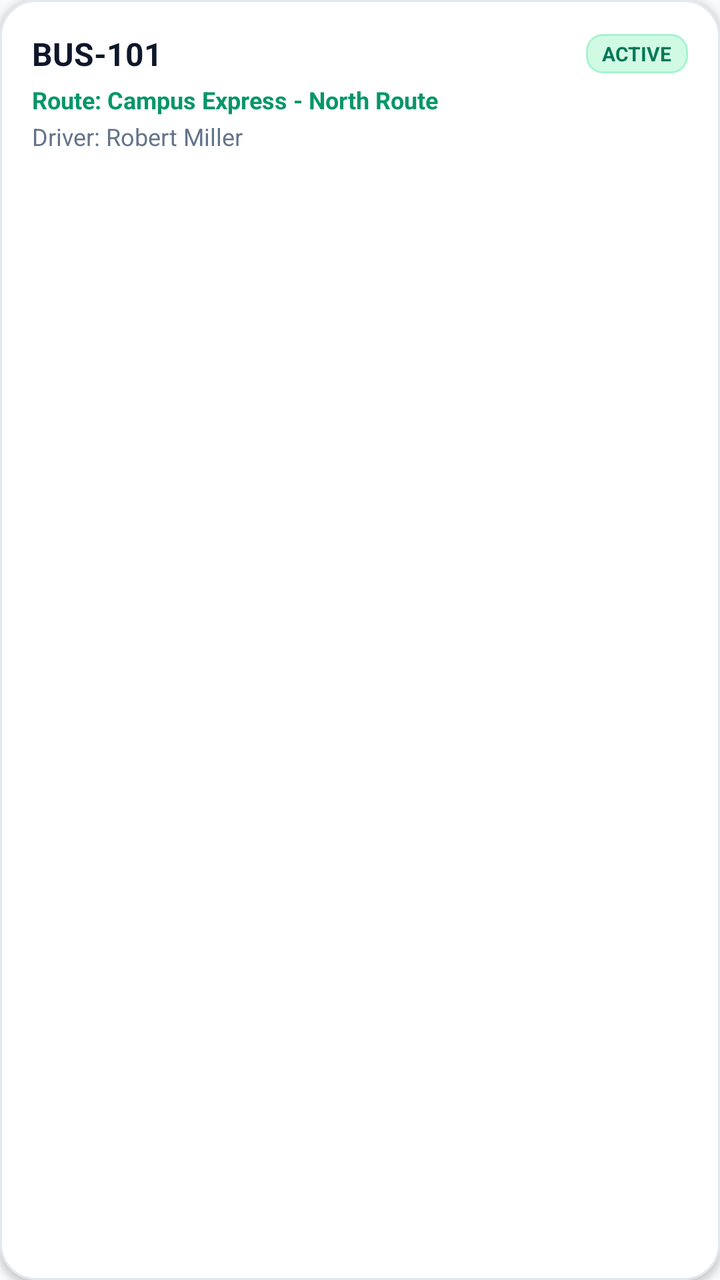
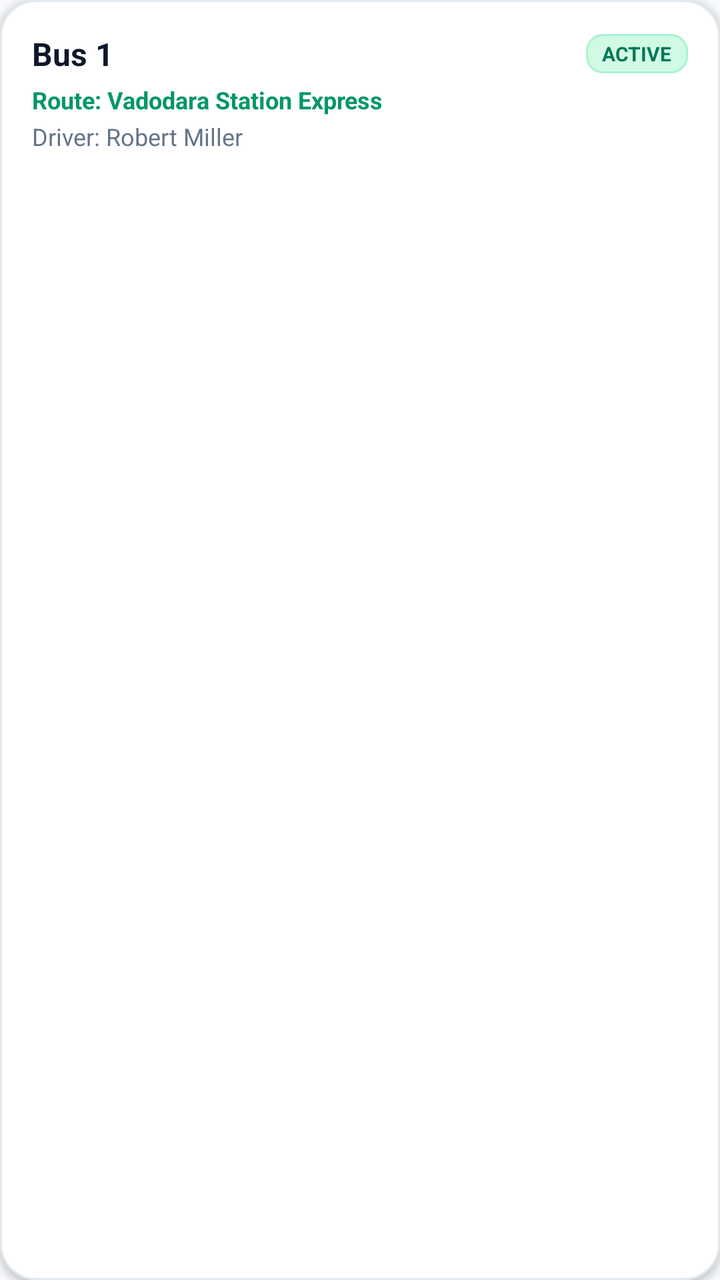

Two renders of the same Android screen: before a commit and after it. Below are the layout's source before the change and the commit's diff.
<!-- AndroidManifest.xml: application theme Theme.UniTrack -->
<!-- res/layout/item_bus.xml -->
<?xml version="1.0" encoding="utf-8"?>
<com.google.android.material.card.MaterialCardView xmlns:android="http://schemas.android.com/apk/res/android"
    xmlns:app="http://schemas.android.com/apk/res-auto"
    style="@style/Widget.UniTrack.Card"
    android:layout_width="match_parent"
    android:layout_height="wrap_content"
    android:layout_marginBottom="12dp"
    android:clickable="true"
    android:focusable="true"
    app:cardCornerRadius="18dp">

    <LinearLayout
        android:layout_width="match_parent"
        android:layout_height="wrap_content"
        android:orientation="vertical"
        android:padding="16dp">

        <LinearLayout
            android:layout_width="match_parent"
            android:layout_height="wrap_content"
            android:gravity="center_vertical"
            android:orientation="horizontal">

            <TextView
                android:id="@+id/tvBusCardNumber"
                android:layout_width="0dp"
                android:layout_height="wrap_content"
                android:layout_weight="1"
                android:text="BUS-101"
                android:textColor="@color/text_primary"
                android:textSize="16sp"
                android:textStyle="bold" />

            <TextView
                android:id="@+id/tvBusCardStatus"
                android:layout_width="wrap_content"
                android:layout_height="wrap_content"
                android:background="@drawable/bg_badge_emerald"
                android:paddingStart="8dp"
                android:paddingTop="3dp"
                android:paddingEnd="8dp"
                android:paddingBottom="3dp"
                android:text="ACTIVE"
                android:textColor="@color/primary_dark"
                android:textSize="10sp"
                android:textStyle="bold" />
        </LinearLayout>

        <TextView
            android:id="@+id/tvBusCardRoute"
            android:layout_width="match_parent"
            android:layout_height="wrap_content"
            android:layout_marginTop="4dp"
            android:text="Route: Campus Express - North Route"
            android:textColor="@color/primary"
            android:textSize="12sp"
            android:textStyle="bold" />

        <TextView
            android:id="@+id/tvBusCardDriver"
            android:layout_width="match_parent"
            android:layout_height="wrap_content"
            android:layout_marginTop="2dp"
            android:text="Driver: Robert Miller"
            android:textColor="@color/text_secondary"
            android:textSize="12sp" />

    </LinearLayout>
</com.google.android.material.card.MaterialCardView>
<!-- resources referenced by this layout -->
<resources>
  <color name="primary">#059669</color>
  <color name="primary_dark">#047857</color>
  <color name="text_primary">#0F172A</color>
  <color name="text_secondary">#64748B</color>
  <!-- drawable bg_badge_emerald (drawable) -->
  <?xml version="1.0" encoding="utf-8"?>
  <shape xmlns:android="http://schemas.android.com/apk/res/android"
      android:shape="rectangle">
      <corners android:radius="8dp" />
      <solid android:color="#D1FAE5" />
      <stroke android:width="1dp" android:color="#A7F3D0" />
  </shape>
  <style name="Widget.UniTrack.Card" parent="Widget.MaterialComponents.CardView">
          <item name="cardCornerRadius">20dp</item>
          <item name="cardElevation">2dp</item>
          <item name="cardBackgroundColor">@color/card_background</item>
          <item name="strokeColor">@color/border</item>
          <item name="strokeWidth">1dp</item>
      </style>
  <style name="Theme.UniTrack" parent="Theme.MaterialComponents.DayNight.NoActionBar">
          
          <item name="colorPrimary">@color/primary</item>
          <item name="colorPrimaryVariant">@color/primary_dark</item>
          <item name="colorOnPrimary">@color/pure_white</item>
          
          <item name="colorSecondary">@color/secondary</item>
          <item name="colorSecondaryVariant">@color/secondary_light</item>
          <item name="colorOnSecondary">@color/pure_white</item>
          
          <item name="android:statusBarColor">@color/surface</item>
          <item name="android:windowLightStatusBar">true</item>
          <item name="android:windowBackground">@color/background</item>
          <item name="colorSurface">@color/surface</item>
          <item name="colorOnSurface">@color/text_primary</item>
  
          
          <item name="android:textColor">@color/text_primary</item>
          <item name="android:textColorPrimary">@color/text_primary</item>
          <item name="android:textColorSecondary">@color/text_secondary</item>
          <item name="android:textColorHint">@color/input_hint</item>
          <item name="android:editTextColor">@color/input_text</item>
  
          
          <item name="textInputStyle">@style/Widget.UniTrack.TextInputLayout</item>
          <item name="editTextStyle">@style/Widget.UniTrack.EditText</item>
      </style>
  <color name="card_background">#FFFFFF</color>
  <color name="border">#E2E8F0</color>
  <color name="pure_white">#FFFFFF</color>
  <color name="secondary">#0F172A</color>
  <color name="secondary_light">#1E293B</color>
  <color name="surface">#FFFFFF</color>
  <color name="background">#F8FAFC</color>
  <color name="input_hint">#64748B</color>
  <color name="input_text">#0F172A</color>
  <style name="Widget.UniTrack.TextInputLayout" parent="Widget.MaterialComponents.TextInputLayout.OutlinedBox">
          <item name="boxStrokeColor">@color/primary</item>
          <item name="hintTextColor">@color/primary</item>
          <item name="android:textColorHint">@color/input_hint</item>
          <item name="boxBackgroundColor">@color/input_background</item>
          <item name="boxCornerRadiusTopStart">12dp</item>
          <item name="boxCornerRadiusTopEnd">12dp</item>
          <item name="boxCornerRadiusBottomStart">12dp</item>
          <item name="boxCornerRadiusBottomEnd">12dp</item>
      </style>
  <style name="Widget.UniTrack.EditText" parent="Widget.MaterialComponents.TextInputEditText.OutlinedBox">
          <item name="android:textColor">@color/input_text</item>
          <item name="android:textColorHint">@color/input_hint</item>
          <item name="android:textSize">14sp</item>
      </style>
  <color name="input_background">#FFFFFF</color>
</resources>

<!-- the commit's change to res/layout/item_bus.xml (unified diff, before → after) -->
@@ -26,7 +26,7 @@
                 android:layout_width="0dp"
                 android:layout_height="wrap_content"
                 android:layout_weight="1"
-                android:text="BUS-101"
+                android:text="Bus 1"
                 android:textColor="@color/text_primary"
                 android:textSize="16sp"
                 android:textStyle="bold" />
@@ -51,7 +51,7 @@
             android:layout_width="match_parent"
             android:layout_height="wrap_content"
             android:layout_marginTop="4dp"
-            android:text="Route: Campus Express - North Route"
+            android:text="Route: Vadodara Station Express"
             android:textColor="@color/primary"
             android:textSize="12sp"
             android:textStyle="bold" />
